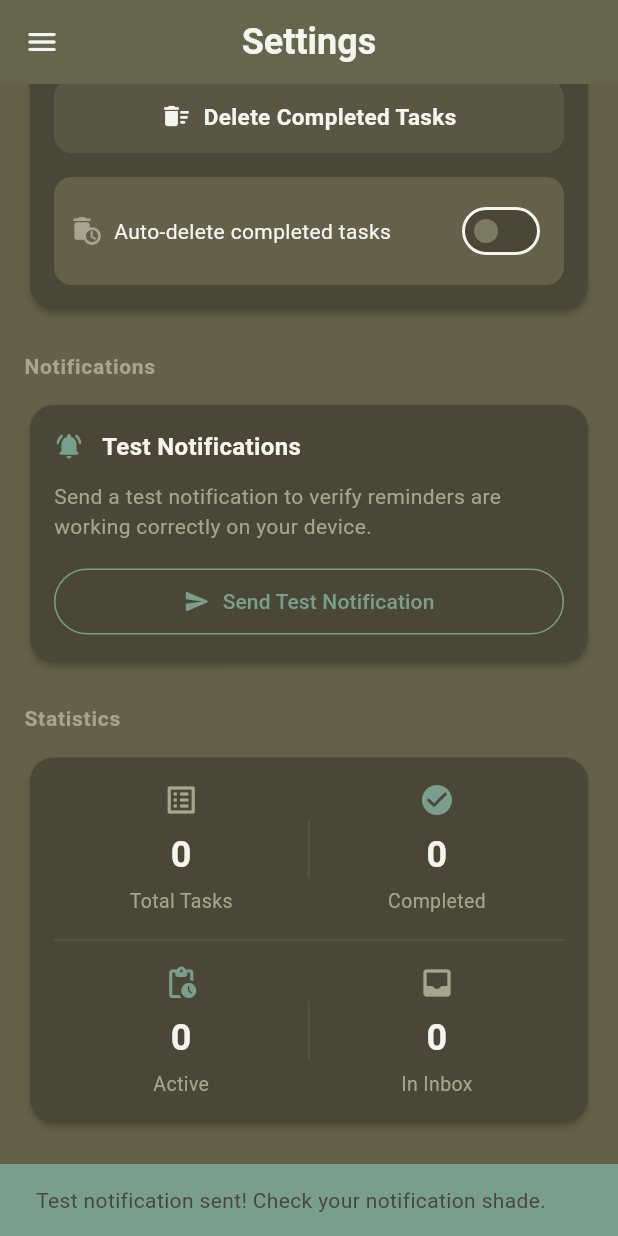
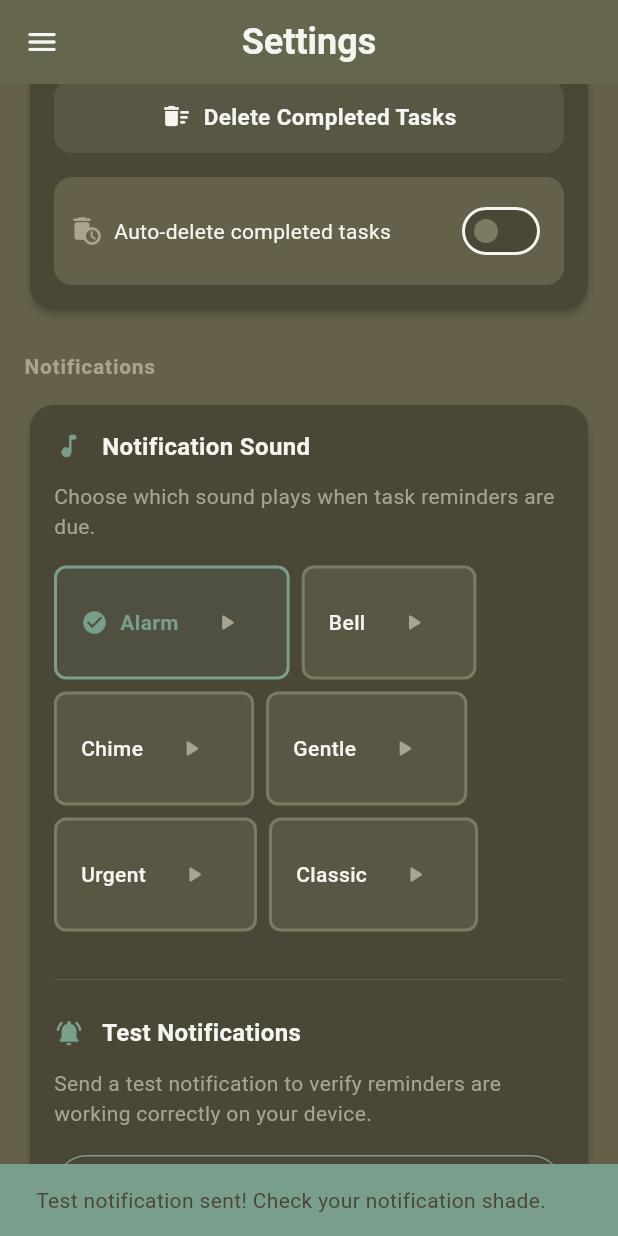
Before and after one commit to bphilipray/todo-list-pwa, a Flutter app: the SettingsScreen screen opened directly with empty values, scrolled down 1152 dp, after a tap on "Send Test Notification", on a phone screen of 412 x 824 dp. Run offline on Flutter 3.47's test engine with Material 3 defaults, Android fonts, the phone set to English and light mode, and no system bars; our stand-ins replace cloud_firestore, file_picker, firebase_auth, firebase_core, flutter_local_notifications, flutter_timezone and 5 more; missing offline and left inert: device_calendar; accounts and stored records are empty.

Commit message:
feat: add more notification sounds

```diff
--- /dev/null
+++ b/lib/models/notification_sound.dart
@@ -0,0 +1,24 @@
+enum NotificationSound {
+  alarm('Alarm', 'alarm_sound'),
+  bell('Bell', 'notification_bell'),
+  chime('Chime', 'notification_chime'),
+  gentle('Gentle', 'notification_gentle'),
+  urgent('Urgent', 'notification_urgent'),
+  classic('Classic', 'notification_classic');
+
+  final String label;
+  final String fileName;
+
+  const NotificationSound(this.label, this.fileName);
+
+  /// Get NotificationSound from file name
+  static NotificationSound fromFileName(String fileName) {
+    return NotificationSound.values.firstWhere(
+      (sound) => sound.fileName == fileName,
+      orElse: () => NotificationSound.alarm,
+    );
+  }
+
+  /// Get the raw resource name for Android
+  String get resourceName => fileName;
+}
--- /dev/null
+++ b/lib/repositories/notification_sound_repository.dart
@@ -0,0 +1,24 @@
+import 'package:shared_preferences/shared_preferences.dart';
+import '../models/notification_sound.dart';
+
+class NotificationSoundRepository {
+  static const String _soundKey = 'notification_sound';
+
+  /// Load the saved notification sound preference
+  Future<NotificationSound> loadSound() async {
+    final prefs = await SharedPreferences.getInstance();
+    final soundFileName = prefs.getString(_soundKey);
+
+    if (soundFileName == null) {
+      return NotificationSound.alarm; // Default
+    }
+
+    return NotificationSound.fromFileName(soundFileName);
+  }
+
+  /// Save the notification sound preference
+  Future<void> saveSound(NotificationSound sound) async {
+    final prefs = await SharedPreferences.getInstance();
+    await prefs.setString(_soundKey, sound.fileName);
+  }
+}
--- a/lib/screens/main_screen.dart
+++ b/lib/screens/main_screen.dart
@@ -357,15 +357,15 @@ class _MainScreenState extends State<MainScreen> {
     );
     setState(() => _tasks.add(task));
     _saveTasks();
-    if (task.quadrant != null) {
-      _notificationService.scheduleTaskNotification(task);
-    }
+    // Schedule notification for all tasks with due dates (including inbox items)
+    _notificationService.scheduleTaskNotification(task);
     // Sync to calendar
     _syncTaskToCalendar(task);
   }
 
   void _addToInbox(String title) {
-    _addTask(title, null, null, null, null, null, [], RecurrenceType.none, [], []);
+    // Default to "at time" reminder for inbox tasks
+    _addTask(title, null, null, null, null, null, [], RecurrenceType.none, [], [ReminderOffset.atTime]);
   }
 
   void _updateTask(
--- a/lib/screens/settings_screen.dart
+++ b/lib/screens/settings_screen.dart
@@ -4,6 +4,7 @@ import 'package:flutter/services.dart';
 import '../main.dart';
 import '../models/tag.dart';
 import '../models/task.dart';
+import '../models/notification_sound.dart';
 import '../services/auth_service.dart';
 import '../services/backup_service.dart';
 import '../services/calendar_service.dart';
@@ -45,6 +46,7 @@ class _SettingsScreenState extends State<SettingsScreen> {
   final AuthService _authService = AuthService();
   final CloudSyncService _cloudSyncService = CloudSyncService();
   final CalendarService _calendarService = CalendarService();
+  final NotificationService _notificationService = NotificationService();
 
   bool _isExporting = false;
   bool _isImporting = false;
@@ -60,6 +62,9 @@ class _SettingsScreenState extends State<SettingsScreen> {
   bool _isLoadingCalendars = false;
   bool _isSyncingCalendar = false;
 
+  // Notification sound state
+  NotificationSound _selectedSound = NotificationSound.alarm;
+
   int get _totalTasks => widget.tasks.length;
   int get _completedTasks => widget.tasks.where((t) => t.completed).length;
   int get _activeTasks => _totalTasks - _completedTasks;
@@ -78,6 +83,16 @@ class _SettingsScreenState extends State<SettingsScreen> {
     super.initState();
     _loadLastSyncTime();
     _loadCalendarSettings();
+    _loadNotificationSound();
+  }
+
+  Future<void> _loadNotificationSound() async {
+    final sound = _notificationService.currentSound;
+    if (mounted) {
+      setState(() {
+        _selectedSound = sound;
+      });
+    }
   }
 
   Future<void> _loadLastSyncTime() async {
@@ -1449,6 +1464,106 @@ class _SettingsScreenState extends State<SettingsScreen> {
         child: Column(
           crossAxisAlignment: CrossAxisAlignment.start,
           children: [
+            // Notification Sound Selection
+            Row(
+              children: [
+                Icon(
+                  Icons.music_note_rounded,
+                  color: _colors.accent,
+                  size: 20,
+                ),
+                const SizedBox(width: 12),
+                Text(
+                  'Notification Sound',
+                  style: TextStyle(
+                    fontSize: 16,
+                    fontWeight: FontWeight.w600,
+                    color: _colors.textPrimary,
+                  ),
+                ),
+              ],
+            ),
+            const SizedBox(height: 12),
+            Text(
+              'Choose which sound plays when task reminders are due.',
+              style: TextStyle(
+                fontSize: 14,
+                color: _colors.textSecondary,
+              ),
+            ),
+            const SizedBox(height: 16),
+            // Sound options grid
+            Wrap(
+              spacing: 8,
+              runSpacing: 8,
+              children: NotificationSound.values.map((sound) {
+                final isSelected = _selectedSound == sound;
+                return InkWell(
+                  onTap: () => _changeNotificationSound(sound),
+                  borderRadius: BorderRadius.circular(8),
+                  child: Container(
+                    padding: const EdgeInsets.symmetric(
+                      horizontal: 16,
+                      vertical: 12,
+                    ),
+                    decoration: BoxDecoration(
+                      color: isSelected
+                          ? _colors.accent.withOpacity(0.1)
+                          : _colors.surfaceLight.withOpacity(0.3),
+                      border: Border.all(
+                        color: isSelected
+                            ? _colors.accent
+                            : _colors.surfaceLight,
+                        width: 2,
+                      ),
+                      borderRadius: BorderRadius.circular(8),
+                    ),
+                    child: Row(
+                      mainAxisSize: MainAxisSize.min,
+                      children: [
+                        if (isSelected)
+                          Padding(
+                            padding: const EdgeInsets.only(right: 8),
+                            child: Icon(
+                              Icons.check_circle_rounded,
+                              color: _colors.accent,
+                              size: 18,
+                            ),
+                          ),
+                        Text(
+                          sound.label,
+                          style: TextStyle(
+                            fontSize: 14,
+                            fontWeight:
+                                isSelected ? FontWeight.w600 : FontWeight.w500,
+                            color: isSelected
+                                ? _colors.accent
+                                : _colors.textPrimary,
+                          ),
+                        ),
+                        const SizedBox(width: 8),
+                        IconButton(
+                          icon: Icon(
+                            Icons.play_arrow_rounded,
+                            size: 18,
+                            color: _colors.textSecondary,
+                          ),
+                          padding: EdgeInsets.zero,
+                          constraints: const BoxConstraints(),
+                          onPressed: () => _previewSound(sound),
+                          tooltip: 'Preview',
+                        ),
+                      ],
+                    ),
+                  ),
+                );
+              }).toList(),
+            ),
+            const SizedBox(height: 24),
+            // Divider
+            Divider(color: _colors.surfaceLight.withOpacity(0.5)),
+            const SizedBox(height: 16),
+            // Test Notification Section
             Row(
               children: [
                 Icon(
@@ -1495,14 +1610,25 @@ class _SettingsScreenState extends State<SettingsScreen> {
     );
   }
 
+  Future<void> _changeNotificationSound(NotificationSound sound) async {
+    setState(() {
+      _selectedSound = sound;
+    });
+    await _notificationService.setNotificationSound(sound);
+    HapticFeedback.selectionClick();
+  }
+
+  Future<void> _previewSound(NotificationSound sound) async {
+    HapticFeedback.lightImpact();
+    await _notificationService.previewSound(sound);
+  }
+
   Future<void> _sendTestNotification() async {
-    final notificationService = NotificationService();
-
     // Check permission status
-    final canScheduleExact = await notificationService.canScheduleExactAlarms();
+    final canScheduleExact = await _notificationService.canScheduleExactAlarms();
 
     // Show the test notification
-    await notificationService.showTestNotification();
+    await _notificationService.showTestNotification();
 
     if (mounted) {
       ScaffoldMessenger.of(context).showSnackBar(
--- a/lib/services/notification_service.dart
+++ b/lib/services/notification_service.dart
@@ -6,6 +6,8 @@ import 'package:timezone/timezone.dart' as tz;
 import 'package:timezone/data/latest.dart' as tz_data;
 import 'package:flutter_timezone/flutter_timezone.dart';
 import '../models/task.dart';
+import '../models/notification_sound.dart';
+import '../repositories/notification_sound_repository.dart';
 
 class NotificationService {
   static final NotificationService _instance = NotificationService._internal();
@@ -14,8 +16,10 @@ class NotificationService {
 
   final FlutterLocalNotificationsPlugin _notifications =
       FlutterLocalNotificationsPlugin();
+  final NotificationSoundRepository _soundRepository = NotificationSoundRepository();
 
   bool _isInitialized = false;
+  NotificationSound _currentSound = NotificationSound.alarm;
 
   // Alarm-style notification channel
   static const String _alarmChannelId = 'task_alarms';
@@ -25,6 +29,9 @@ class NotificationService {
 
   Future<void> initialize() async {
     if (_isInitialized) return;
+
+    // Load saved notification sound
+    _currentSound = await _soundRepository.loadSound();
 
     // Initialize timezone
     tz_data.initializeTimeZones();
@@ -69,7 +76,7 @@ class NotificationService {
         description: _alarmChannelDescription,
         importance: Importance.max,
         playSound: true,
-        sound: RawResourceAndroidNotificationSound('alarm_sound'),
+        sound: RawResourceAndroidNotificationSound('alarm_sound'), // Default channel sound
         enableVibration: true,
         enableLights: true,
         // Use alarm audio attributes for louder sound
@@ -138,16 +145,27 @@ class NotificationService {
     await cancelTaskNotifications(task.id);
 
     if (task.completed) {
+      print('⏰ NotificationService: Task "${task.title}" is completed, skipping notification');
       return;
     }
 
     final scheduledTime = task.scheduledDateTime;
-    if (scheduledTime == null || task.reminderOffsets.isEmpty) {
+    if (scheduledTime == null) {
+      print('⏰ NotificationService: Task "${task.title}" has no due date/time, skipping notification');
+      return;
+    }
+
+    if (task.reminderOffsets.isEmpty) {
+      print('⏰ NotificationService: Task "${task.title}" has no reminder offsets, skipping notification');
       return;
     }
 
     final quadrantLabel = task.quadrant?.label ?? 'Inbox';
     final isUrgent = task.quadrant?.isUrgent ?? false;
+
+    print('⏰ NotificationService: Scheduling ${task.reminderOffsets.length} notification(s) for task "${task.title}"');
+    print('   Due: $scheduledTime');
+    print('   Quadrant: $quadrantLabel');
 
     // Schedule a notification for each reminder offset
     for (final offset in task.reminderOffsets) {
@@ -155,6 +173,7 @@ class NotificationService {
 
       // Don't schedule if the reminder time has passed
       if (reminderTime.isBefore(DateTime.now())) {
+        print('   ⏰ Skipping ${offset.label} - time has passed ($reminderTime)');
         continue;
       }
 
@@ -177,9 +196,9 @@ class NotificationService {
         visibility: NotificationVisibility.public,
         autoCancel: true, // Dismiss when tapped
         ongoing: false, // Not persistent (user can swipe away)
-        // Sound and vibration
+        // Sound and vibration - use selected sound
         playSound: true,
-        sound: const RawResourceAndroidNotificationSound('alarm_sound'),
+        sound: RawResourceAndroidNotificationSound(_currentSound.resourceName),
         enableVibration: true,
         vibrationPattern: isUrgent
             ? Int64List.fromList([0, 500, 200, 500, 200, 500]) // Urgent: longer pattern
@@ -218,6 +237,8 @@ class NotificationService {
       // Check if we can use exact scheduling
       final canUseExact = await canScheduleExactAlarms();
 
+      print('   ✅ Scheduling: ${offset.label} at $reminderTime (ID: $notificationId, Exact: $canUseExact)');
+
       await _notifications.zonedSchedule(
         notificationId,
         notificationTitle,
@@ -233,6 +254,8 @@ class NotificationService {
         matchDateTimeComponents: null,
       );
     }
+
+    print('⏰ NotificationService: Successfully scheduled notifications for "${task.title}"');
   }
 
   /// Cancel all notifications for a specific task
@@ -260,6 +283,15 @@ class NotificationService {
     }
   }
 
+  /// Change the notification sound (call this when user changes preference)
+  Future<void> setNotificationSound(NotificationSound sound) async {
+    _currentSound = sound;
+    await _soundRepository.saveSound(sound);
+  }
+
+  /// Get current notification sound
+  NotificationSound get currentSound => _currentSound;
+
   // Show an immediate test notification (for debugging)
   Future<void> showTestNotification() async {
     final androidDetails = AndroidNotificationDetails(
@@ -272,7 +304,7 @@ class NotificationService {
       fullScreenIntent: true,
       category: AndroidNotificationCategory.alarm,
       playSound: true,
-      sound: const RawResourceAndroidNotificationSound('alarm_sound'),
+      sound: RawResourceAndroidNotificationSound(_currentSound.resourceName),
       enableVibration: true,
       vibrationPattern: Int64List.fromList([0, 400, 200, 400]),
     );
@@ -296,4 +328,39 @@ class NotificationService {
       details,
     );
   }
+
+  /// Preview a specific notification sound
+  Future<void> previewSound(NotificationSound sound) async {
+    final androidDetails = AndroidNotificationDetails(
+      _alarmChannelId,
+      _alarmChannelName,
+      channelDescription: _alarmChannelDescription,
+      importance: Importance.max,
+      priority: Priority.max,
+      icon: '@mipmap/ic_launcher',
+      playSound: true,
+      sound: RawResourceAndroidNotificationSound(sound.resourceName),
+      enableVibration: true,
+      vibrationPattern: Int64List.fromList([0, 200, 100, 200]),
+    );
+
+    const iosDetails = DarwinNotificationDetails(
+      presentAlert: true,
+      presentBadge: true,
+      presentSound: true,
+      interruptionLevel: InterruptionLevel.timeSensitive,
+    );
+
+    final details = NotificationDetails(
+      android: androidDetails,
+      iOS: iosDetails,
+    );
+
+    await _notifications.show(
+      999, // Use a fixed ID for preview notifications
+      '🔔 Sound Preview',
+      sound.label,
+      details,
+    );
+  }
 }
```
Also changed, not shown: 1 other file.
